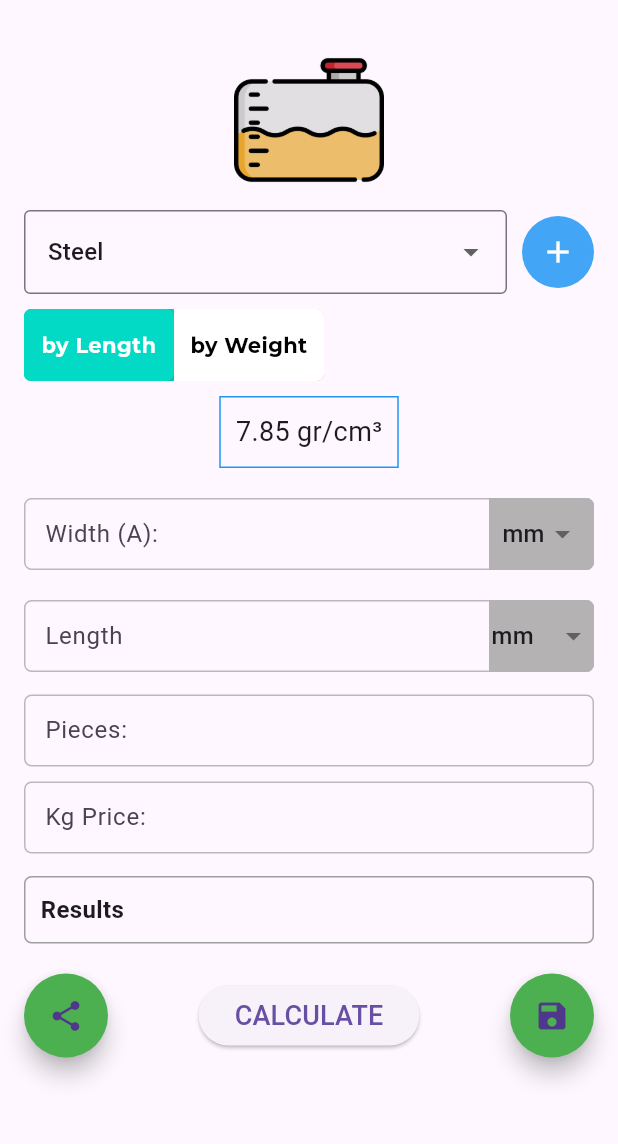
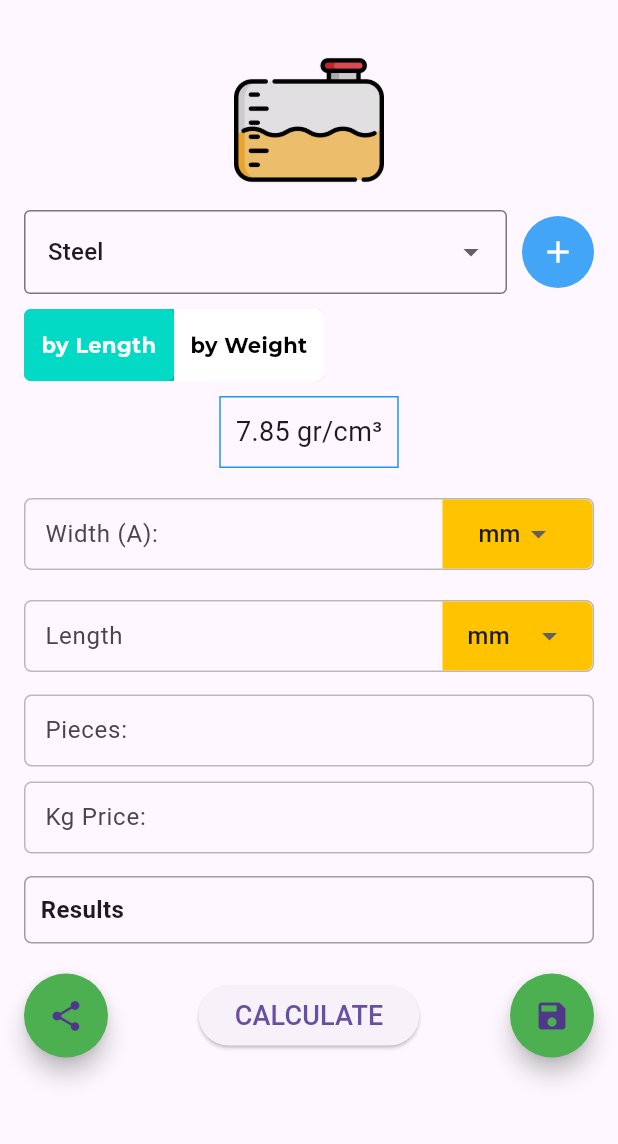
Before and after one commit to bilaalmustafa/metal_calculator, a Flutter app: the screen it shows after launch, on a phone screen of 412 x 824 dp, the part 63-1207 px from its top. Run offline on Flutter 3.47's test engine with Material 3 defaults, Android fonts, the phone set to English and light mode, and no system bars; our stand-ins replace google_fonts, share_plus.

Commit message:
commit it

```diff
--- a/lib/widgets/custom_text_field1.dart
+++ b/lib/widgets/custom_text_field1.dart
@@ -22,10 +22,11 @@ customTextField1(
             suffixIcon: unitList.length >
                     1 // Show dropdown only if multiple units exist
                 ? Container(
-                    width: 70,
-                    height: 40,
+                    width: 100,
+                    // height: 30,
+                    margin: EdgeInsets.all(1),
                     decoration: BoxDecoration(
-                      color: AppColors.hintsTextColor,
+                      color: AppColors.contentColorYellow,
                       borderRadius: const BorderRadius.only(
                         topRight: Radius.circular(5),
                         bottomRight: Radius.circular(5),
@@ -33,6 +34,9 @@ customTextField1(
                     ),
                     child: Center(
                       child: DropdownButton<String>(
+                        isDense: true, // Reduces internal padding
+                        isExpanded: false, // Prevents full-width stretching
+
                         underline: const SizedBox(),
                         value: unit,
                         items: unitList.map((String unit) {
@@ -46,15 +50,15 @@ customTextField1(
                     ),
                   )
                 : Container(
+                    margin: EdgeInsets.all(1),
                     decoration: BoxDecoration(
-                      color: AppColors.hintsTextColor,
+                      color: AppColors.contentColorYellow,
                       borderRadius: BorderRadius.only(
                         topRight: Radius.circular(5),
                         bottomRight: Radius.circular(5),
                       ),
                     ),
-                    width: 70,
-                    height: 40,
+                    width: 100,
                     child: Center(
                       child: Text(
                         text,
```
Also changed, not shown: pubspec.lock.
